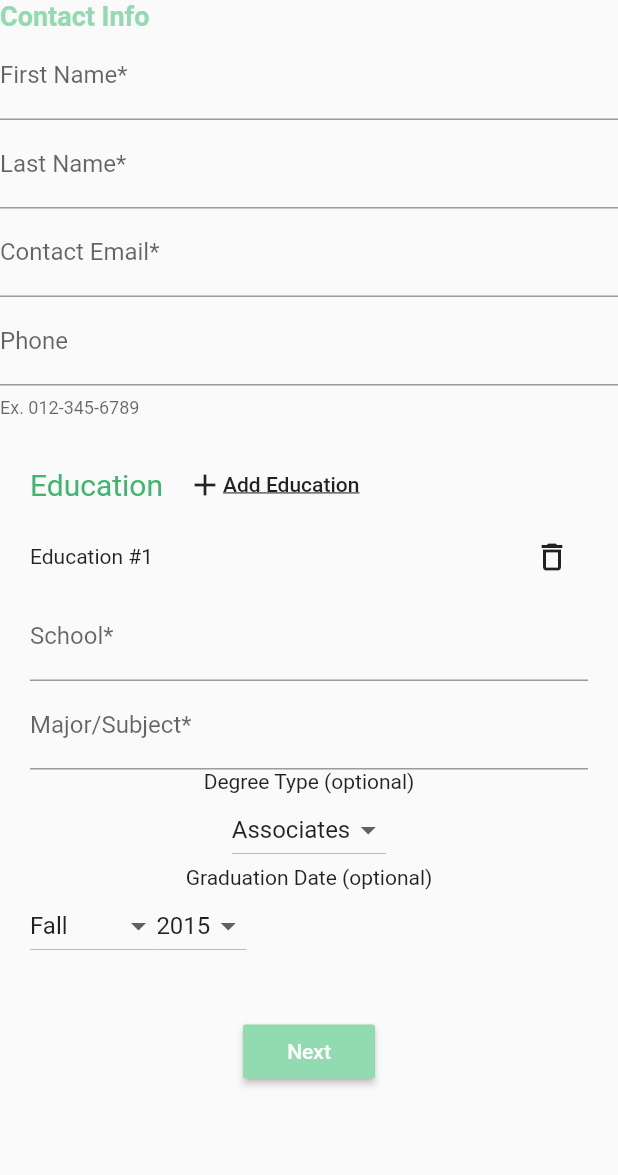
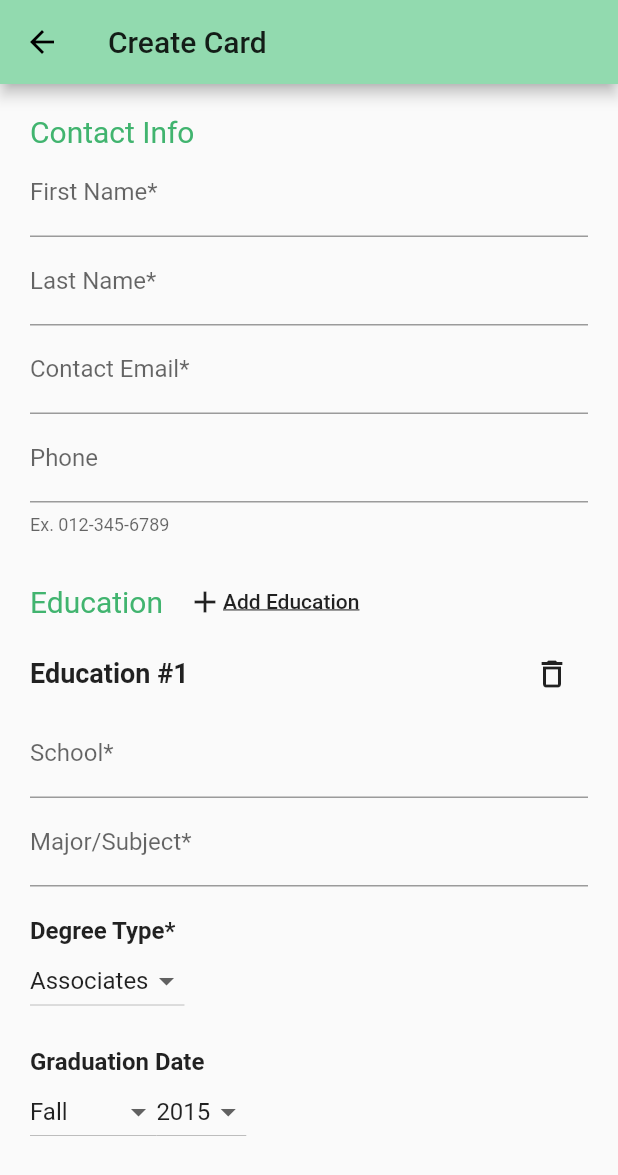
Before and after one commit to awarrier99/Digital-Trading-Cards, a Flutter app: the CreateCard1 screen opened directly, after a tap on an icon or button, on a phone screen of 412 x 824 dp. Shown: the top 1175 px of the screen. Run offline on Flutter 3.47's test engine with Material 2 defaults, Android fonts, the phone set to English and light mode, and no system bars.

Commit message:
Issue: #6 - Styling first screen for Create Card form

```diff
--- a/src/ui/lib/components/forms/DynamicForm.dart
+++ b/src/ui/lib/components/forms/DynamicForm.dart
@@ -1,4 +1,5 @@
 import 'package:flutter/material.dart';
+import 'package:ui/components/forms/ColorBadge.dart';
 import 'package:ui/palette.dart';
 
 import 'SubForm.dart';
@@ -28,8 +29,8 @@ class _DynamicFormState extends State<DynamicForm> {
   Widget build(BuildContext context) {
     return new SubFormInheretedWidget(
         inputs: widget.inputs,
-        child: Padding(
-            padding: EdgeInsets.all(20),
+        child: Container(
+            margin: EdgeInsets.only(top: 20),
             child: Form(
                 key: _formKey,
                 child: Column(children: [
--- a/src/ui/lib/components/forms/EducationInputs.dart
+++ b/src/ui/lib/components/forms/EducationInputs.dart
@@ -7,6 +7,7 @@ class EducationInputs extends StatelessWidget {
   Widget build(BuildContext context) {
     return Column(
       mainAxisAlignment: MainAxisAlignment.start,
+      crossAxisAlignment: CrossAxisAlignment.start,
       children: [
         TextFormField(
           decoration: InputDecoration(labelText: 'School*'),
@@ -26,9 +27,19 @@ class EducationInputs extends StatelessWidget {
             return null;
           },
         ),
-        Text('Degree Type (optional)'),
+        Container(
+            margin: EdgeInsets.only(top: 20),
+            child: Text(
+              'Degree Type*',
+              style: TextStyle(fontWeight: FontWeight.bold, fontSize: 16),
+            )),
         DropdownFormField(['Associates', 'Bachelors', 'Masters', 'PhD']),
-        Text('Graduation Date (optional)'),
+        Container(
+            margin: EdgeInsets.only(top: 20),
+            child: Text(
+              'Graduation Date',
+              style: TextStyle(fontWeight: FontWeight.bold, fontSize: 16),
+            )),
         Row(children: [
           DropdownFormField(['Fall', 'Spring', 'Summer']),
           DropdownFormField(new List<String>.generate(
--- a/src/ui/lib/components/forms/PersonalInfoInputs.dart
+++ b/src/ui/lib/components/forms/PersonalInfoInputs.dart
@@ -23,14 +23,10 @@ class PersonalInfoInputsState extends State<PersonalInfoInputs> {
         crossAxisAlignment: CrossAxisAlignment.start,
         children: <Widget>[
           Visibility(
-              visible: true,
-              child: Text(
-                'Contact Info',
-                style: TextStyle(
-                    fontWeight: FontWeight.bold,
-                    color: Palette.primaryGreen,
-                    fontSize: 18),
-              )),
+            visible: true,
+            child: Text('Contact Info',
+                style: TextStyle(fontSize: 20, color: Palette.darkGreen)),
+          ),
           TextFormField(
             decoration: InputDecoration(labelText: 'First Name*'),
             validator: (value) {
--- a/src/ui/lib/components/forms/SubForm.dart
+++ b/src/ui/lib/components/forms/SubForm.dart
@@ -1,5 +1,7 @@
 import 'package:flutter/material.dart';
+import 'package:ui/components/forms/ColorBadge.dart';
 import 'package:ui/components/inheretedwidgets/SubFormInheretedWidget.dart';
+import 'package:ui/palette.dart';
 
 class SubForm extends StatefulWidget {
   final String subTitle;
@@ -17,11 +19,16 @@ class _SubFormState extends State<SubForm> {
   Widget build(BuildContext context) {
     final subFormInhereted = SubFormInheretedWidget.of(context);
 
-    return Column(
+    return Container(
+        margin: EdgeInsets.only(bottom: 20),
+        child: Column(
           crossAxisAlignment: CrossAxisAlignment.start,
           children: [
             Row(mainAxisAlignment: MainAxisAlignment.spaceBetween, children: [
-          Text('${widget.subTitle} #${widget.index}'),
+              Text(
+                '${widget.subTitle} #${widget.index}',
+                style: TextStyle(fontWeight: FontWeight.bold, fontSize: 18),
+              ),
               IconButton(
                 icon: Icon(Icons.delete_outline),
                 onPressed: () {
@@ -31,6 +38,6 @@ class _SubFormState extends State<SubForm> {
             ]),
             subFormInhereted.inputs,
           ],
-    );
+        ));
   }
 }
--- a/src/ui/lib/screens/CreateCard1.dart
+++ b/src/ui/lib/screens/CreateCard1.dart
@@ -17,11 +17,17 @@ class CreateCard1 extends StatelessWidget {
   @override
   Widget build(BuildContext context) {
     return Scaffold(
-        body: SingleChildScrollView(
+        appBar: AppBar(
+          title: Text('Create Card'),
+        ),
+        body: Container(
+            margin: EdgeInsets.all(20),
+            child: SingleChildScrollView(
               child: Form(
                   child: Column(children: <Widget>[
                 PersonalInfoInputs(_createCard1FormKey),
                 DynamicForm('Education', EducationInputs()),
+                Row(mainAxisAlignment: MainAxisAlignment.end, children: [
                   Padding(
                       padding: const EdgeInsets.symmetric(vertical: 16.0),
                       child: RaisedButton(
@@ -33,8 +39,9 @@ class CreateCard1 extends StatelessWidget {
                             nextStep(context);
                           }
                         },
-            )),
+                      ))
+                ]),
               ])),
-    ));
+            )));
   }
 }
```
Lines whose indentation alone changed are shown as unchanged.
